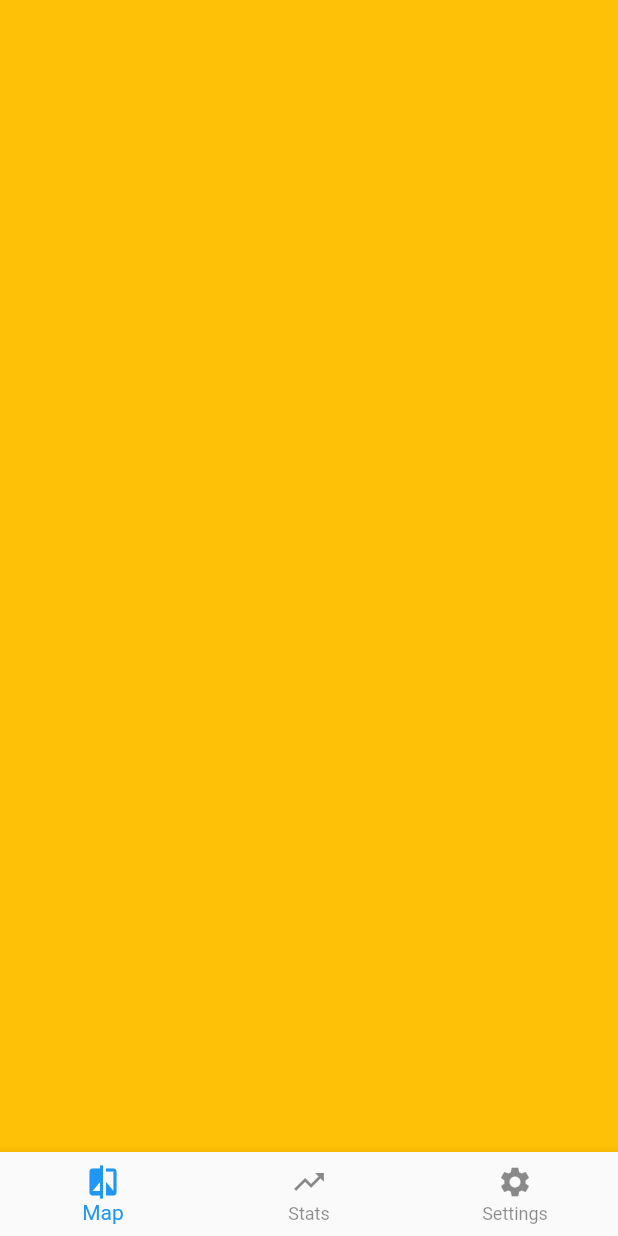
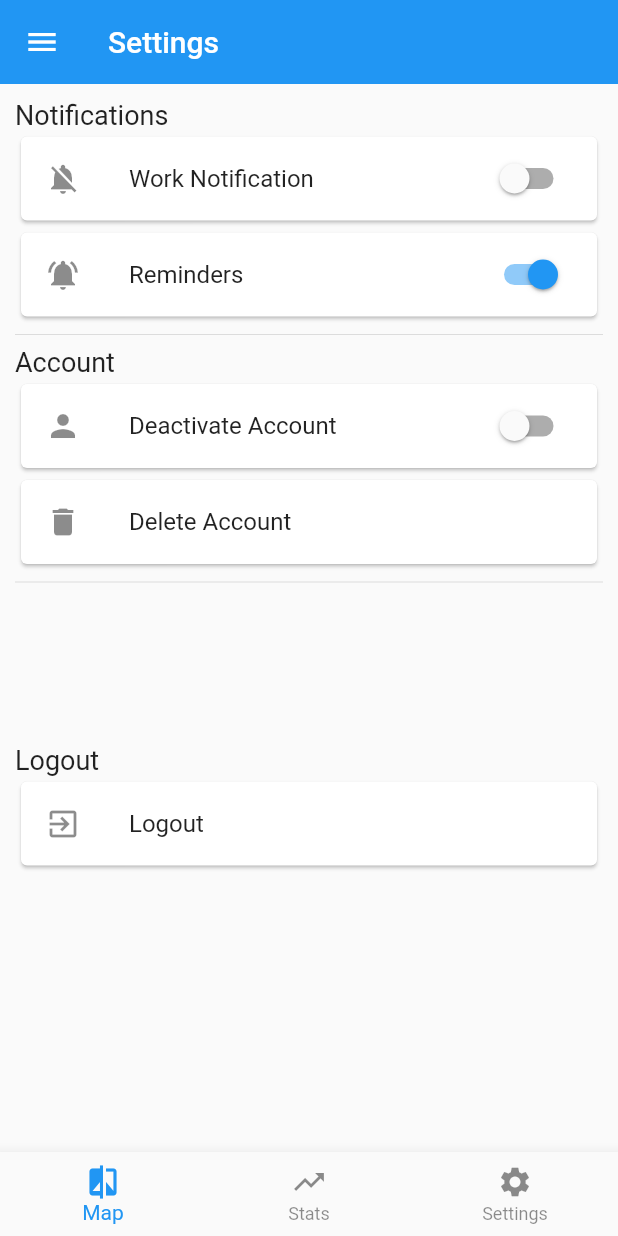
Before and after one commit to qlicue-digital-agency-ltd/atlas-fundi, a Flutter app: the HomePage screen opened directly, swiped to page 3, on a phone screen of 412 x 824 dp. Run offline on Flutter 3.47's test engine with Material 2 defaults, Android fonts, the phone set to English and light mode, and no system bars; our stand-ins replace charts_flutter, google_maps_flutter.

Commit message:
setting page design

```diff
--- a/lib/screens/settings.dart
+++ b/lib/screens/settings.dart
@@ -4,7 +4,87 @@ class SettingsScreen extends StatelessWidget {
   @override
   Widget build(BuildContext context) {
     return Container(
-      color: Colors.amber,
+      child: CustomScrollView(
+        slivers: <Widget>[
+          SliverAppBar(
+            title: Text('Settings'),
+          ),
+          SliverList(
+            delegate: SliverChildListDelegate([
+              Padding(
+                padding: const EdgeInsets.all(10.0),
+                child: Column(
+                  crossAxisAlignment: CrossAxisAlignment.start,
+                  children: <Widget>[
+                    Text(
+                      'Notifications',
+                      style:
+                          TextStyle(fontSize: 18, fontWeight: FontWeight.w400),
+                    ),
+                    Card(
+                      child: ListTile(
+                        leading: Icon(Icons.notifications_off),
+                        title: Text('Work Notification'),
+                        trailing: Switch(
+                          onChanged: (bool value) {},
+                          value: false,
+                        ),
+                      ),
+                    ),
+                    Card(
+                      child: ListTile(
+                        leading: Icon(Icons.notifications_active),
+                        title: Text('Reminders'),
+                        trailing: Switch(
+                          onChanged: (bool value) {},
+                          value: true,
+                        ),
+                      ),
+                    ),
+                    Divider(),
+                    Text(
+                      'Account',
+                      style:
+                          TextStyle(fontSize: 18, fontWeight: FontWeight.w400),
+                    ),
+                    Card(
+                      child: ListTile(
+                        leading: Icon(Icons.person),
+                        title: Text('Deactivate Account'),
+                        trailing: Switch(
+                          onChanged: (bool value) {},
+                          value: false,
+                        ),
+                      ),
+                    ),
+                    Card(
+                      child: ListTile(
+                        leading: Icon(Icons.delete),
+                        title: Text('Delete Account'),
+                      ),
+                    ),
+                    Divider(),
+                    SizedBox(
+                      height: 100,
+                    ),
+                    Text(
+                      'Logout',
+                      style:
+                          TextStyle(fontSize: 18, fontWeight: FontWeight.w400),
+                    ),
+                    Card(
+                      child: ListTile(
+                        leading: Icon(Icons.exit_to_app),
+                        title: Text('Logout'),
+                      ),
+                    ),
+                  ],
+                ),
+              )
+            ]),
+          )
+        ],
+      ),
     );
   }
 }
```
